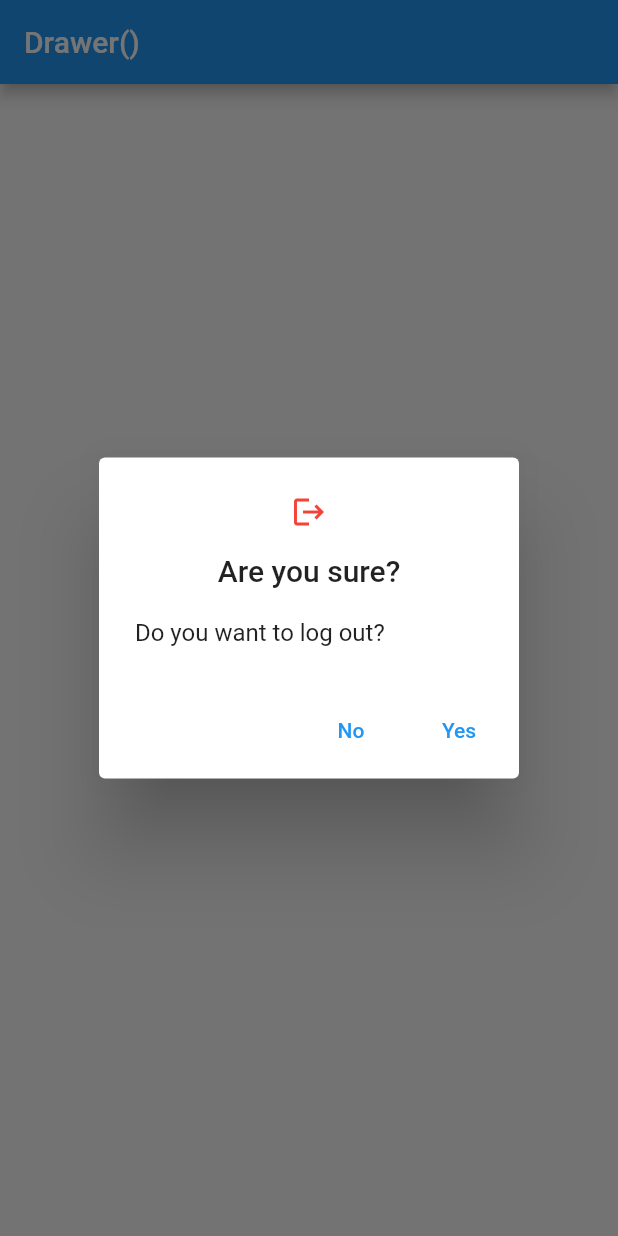
After one commit to partho-debnath/flutter, a Flutter app: the screen it shows after launch, after a tap on "Click Me", on a phone screen of 412 x 824 dp. The commit adds this screen. Run offline on Flutter 3.47's test engine with Material 2 defaults, Android fonts, the phone set to English and light mode, and no system bars.

Commit message:
AlertDialog

```diff
--- a/lib/screens/home_screen.dart
+++ b/lib/screens/home_screen.dart
@@ -1,6 +1,6 @@
 import 'package:flutter/material.dart';
 
-import '../widgets/drawer_widget.dart';
+import '../widgets/alertdialog_widget.dart';
 
 class HomeScreen extends StatelessWidget {
   const HomeScreen({Key? key}) : super(key: key);
@@ -11,8 +11,7 @@ class HomeScreen extends StatelessWidget {
       appBar: AppBar(
         title: const Text('Drawer()'),
       ),
-      body: null,
-      drawer: const MyDrawer(),
+      body: const MyAlertDialog(),
     );
   }
 }
--- /dev/null
+++ b/lib/widgets/alertdialog_widget.dart
@@ -0,0 +1,52 @@
+import 'package:flutter/material.dart';
+
+class MyAlertDialog extends StatelessWidget {
+  const MyAlertDialog({super.key});
+
+  @override
+  Widget build(BuildContext context) {
+    return Center(
+      child: ElevatedButton(
+        onPressed: () {
+          Future<bool?> yesOrNo = _myAlertDialog(context);
+          yesOrNo.then((value) {
+            if (value == true) {
+              print('Logout');
+            } else if (value == false) {
+              print('Not Logout.');
+            }
+          });
+        },
+        child: const Text('Click Me'),
+      ),
+    );
+  }
+
+  Future<bool?> _myAlertDialog(BuildContext context) {
+    return showDialog(
+      context: context,
+      builder: (cntxt) {
+        return AlertDialog(
+          icon: const Icon(Icons.logout),
+          iconColor: Colors.red,
+          title: const Text('Are you sure?'),
+          content: const Text('Do you want to log out?'),
+          actions: [
+            TextButton(
+              onPressed: () {
+                Navigator.of(context).pop(false);
+              },
+              child: const Text('No'),
+            ),
+            TextButton(
+              onPressed: () {
+                Navigator.of(context).pop(true);
+              },
+              child: const Text('Yes'),
+            ),
+          ],
+        );
+      },
+    );
+  }
+}
```
Also changed, not shown: 1 other file.
